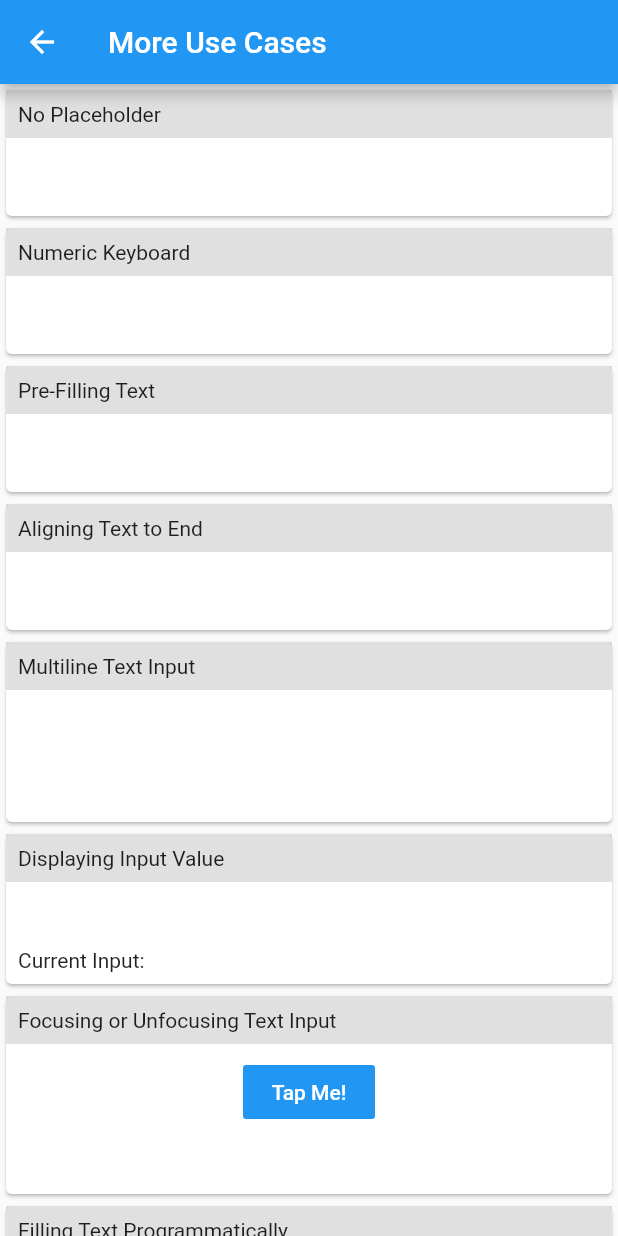
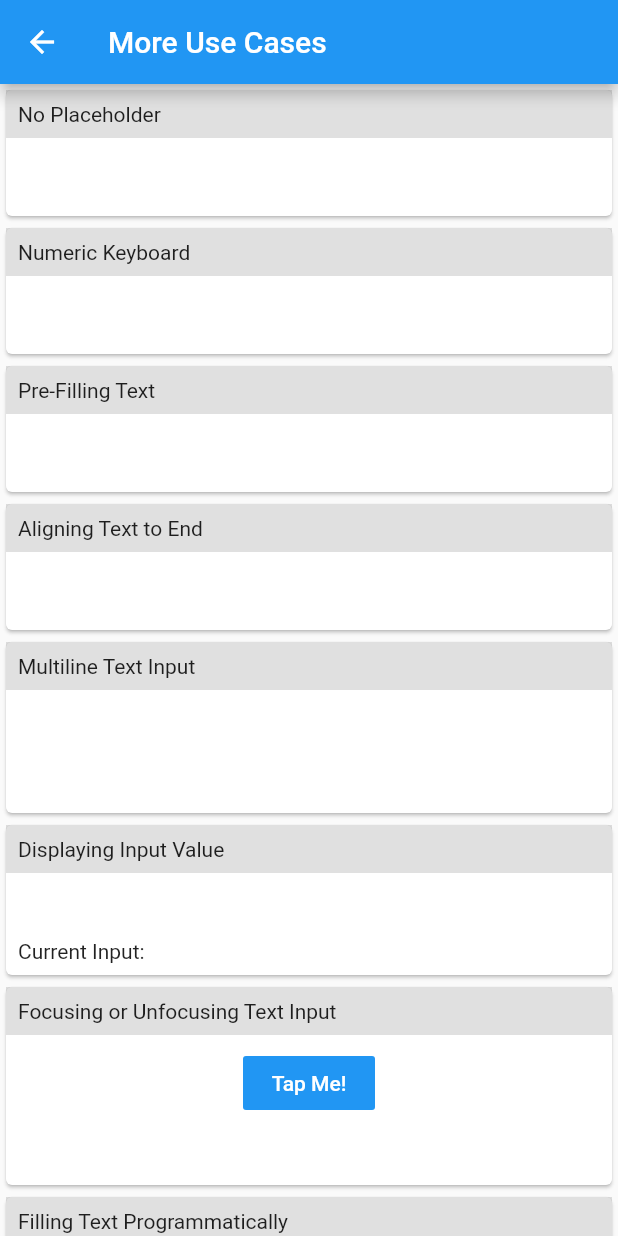
Before and after one commit to henryleunghk/flutter-native-text-input, a Flutter app: the MorePage screen opened directly, on a phone screen of 412 x 824 dp. Run offline on Flutter 3.47's test engine with Material 2 defaults, Android fonts, the phone set to English and light mode, and no system bars.

Commit message:
support dynamic widget height

```diff
--- a/example/lib/main.dart
+++ b/example/lib/main.dart
@@ -23,8 +23,8 @@ class _MyAppState extends State<MyApp> {
 class HomePage extends StatelessWidget {
   final FocusNode _focusNode = FocusNode();
 
-  _onChangeText(value) => debugPrint("inputValueChanged: $value");
-  _onSubmittedText(value) => debugPrint("onSubmitted: $value");
+  _onChangeText(value) => debugPrint("_onChangeText: $value");
+  _onSubmittedText(value) => debugPrint("_onSubmittedText: $value");
 
   @override
   Widget build(BuildContext context) {
--- a/example/lib/more_page.dart
+++ b/example/lib/more_page.dart
@@ -46,7 +46,7 @@ class _MorePageState extends State<MorePage> {
           DemoItem(
               title: "Multiline Text Input",
               child: NativeTextInput(
-                height: 72,
+                minLines: 3,
                 maxLines: 0,
               )),
           DemoItem(
--- a/lib/flutter_native_text_input.dart
+++ b/lib/flutter_native_text_input.dart
@@ -80,8 +80,8 @@ class NativeTextInput extends StatefulWidget {
     this.onSubmitted,
     this.focusNode,
     this.textAlign = TextAlign.start,
+    this.minLines = 1,
     this.maxLines = 1,
-    this.height = 36,
   }) : super(key: key);
 
   /// Controls the text being edited.
@@ -112,7 +112,7 @@ class NativeTextInput extends StatefulWidget {
 
   final int maxLines;
 
-  final double height;
+  final int minLines;
 
   @override
   State<StatefulWidget> createState() => _NativeTextInputState();
@@ -122,12 +122,14 @@ class _NativeTextInputState extends State<NativeTextInput> {
   MethodChannel _channel;
 
   TextEditingController _controller;
-  TextEditingController get _effectiveController => widget.controller ?? (_controller ??= TextEditingController());
+  TextEditingController get _effectiveController =>
+      widget.controller ?? (_controller ??= TextEditingController());
 
   FocusNode _focusNode;
-  FocusNode get _effectiveFocusNode => widget.focusNode ?? (_focusNode ??= FocusNode());
+  FocusNode get _effectiveFocusNode =>
+      widget.focusNode ?? (_focusNode ??= FocusNode());
 
-  bool get _isMultiline => widget.maxLines > 1;
+  bool get _isMultiline => widget.maxLines == 0 || widget.maxLines > 1;
   int _currentLineIndex = 1;
 
   @override
@@ -146,7 +148,8 @@ class _NativeTextInputState extends State<NativeTextInput> {
 
     if (widget.controller != null) {
       widget.controller.addListener(() {
-        _channel.invokeMethod("setText", {"text": widget.controller.text ?? ""});
+        _channel
+            .invokeMethod("setText", {"text": widget.controller.text ?? ""});
       });
     }
   }
@@ -154,7 +157,8 @@ class _NativeTextInputState extends State<NativeTextInput> {
   @override
   Widget build(BuildContext context) {
     return ConstrainedBox(
-      constraints: BoxConstraints(minHeight: widget.height, maxHeight: widget.height * _currentLineIndex),
+      constraints:
+          BoxConstraints(minHeight: _minHeight(), maxHeight: _maxHeight()),
       child: UiKitView(
           viewType: "flutter_native_text_input",
           creationParamsCodec: const StandardMessageCodec(),
@@ -164,7 +168,8 @@ class _NativeTextInputState extends State<NativeTextInput> {
   }
 
   void _createMethodChannel(int nativeViewId) {
-    _channel = MethodChannel("flutter_native_text_input$nativeViewId")..setMethodCallHandler(_onMethodCall);
+    _channel = MethodChannel("flutter_native_text_input$nativeViewId")
+      ..setMethodCallHandler(_onMethodCall);
   }
 
   Map<String, dynamic> _buildCreationParams() {
@@ -196,7 +201,20 @@ class _NativeTextInputState extends State<NativeTextInput> {
         return null;
     }
 
-    throw MissingPluginException("NativeTextInput._onMethodCall: No handler for ${call.method}");
+    throw MissingPluginException(
+        "NativeTextInput._onMethodCall: No handler for ${call.method}");
+  }
+
+  double _minHeight() {
+    return widget.minLines * 22.0 > 36.0 ? widget.minLines * 22.0 : 36.0;
+  }
+
+  double _maxHeight() {
+    return _isMultiline
+        ? (22.0 * _currentLineIndex > _minHeight()
+            ? 22.0 * _currentLineIndex
+            : _minHeight())
+        : 36.0;
   }
 
   // input control methods
@@ -215,7 +233,9 @@ class _NativeTextInputState extends State<NativeTextInput> {
 
   void _inputValueChanged(String text, int lineIndex) {
     if (text != null) {
-      if (_isMultiline && _currentLineIndex != lineIndex && lineIndex <= widget.maxLines)
+      if (_isMultiline &&
+          _currentLineIndex != lineIndex &&
+          lineIndex <= widget.maxLines)
         setState(() {
           _currentLineIndex = lineIndex;
         });
--- a/pubspec.yaml
+++ b/pubspec.yaml
@@ -1,7 +1,7 @@
 name: flutter_native_text_input
 description: Native text input for Flutter. Currently iOS-only with the use of UITextView.
 
-version: 0.0.2
+version: 0.1.0
 homepage: https://github.com/henryleunghk/flutter-native-text-input
 
 environment:
```
Also changed, not shown: 4 other files.
